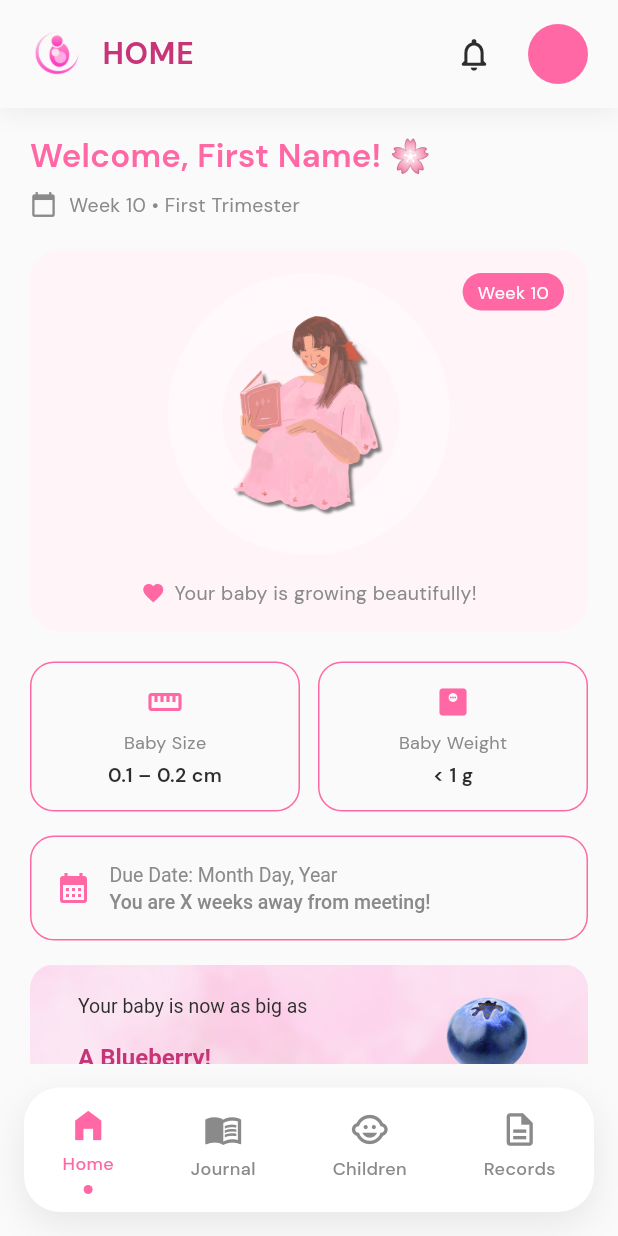
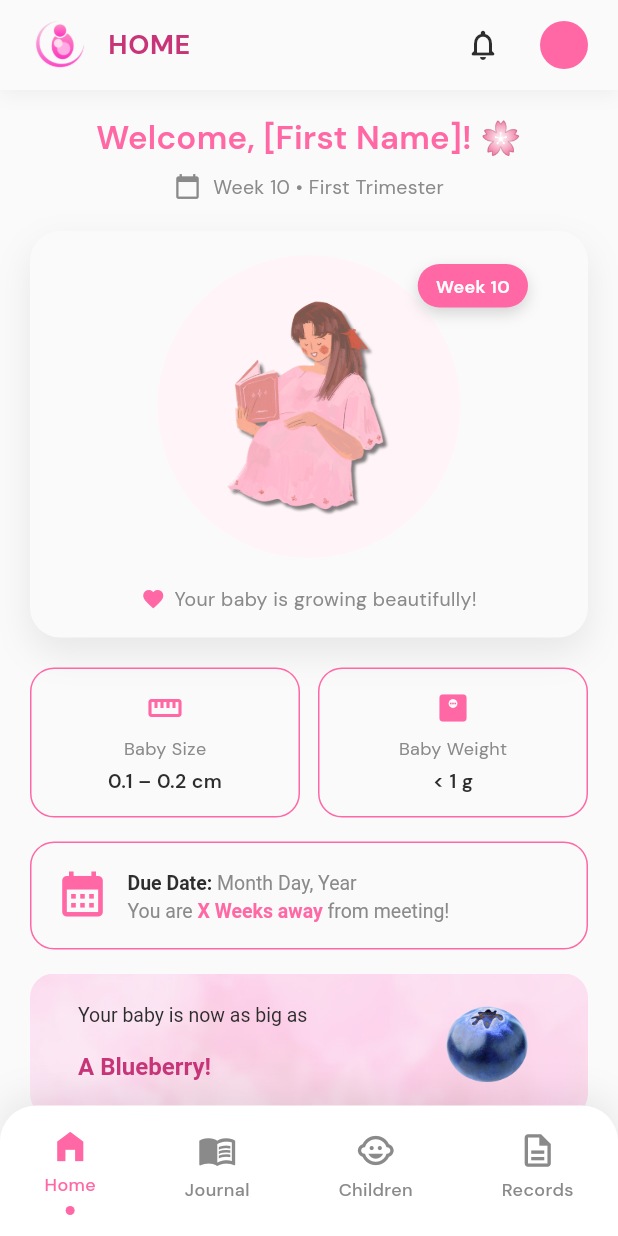
Before and after one commit to ErrolKelvinTolentino/InaAgapayFlutter, a Flutter app: the MotherDashboard screen opened by its route, on a phone screen of 412 x 824 dp. Run offline on Flutter 3.47's test engine with Material 3 defaults, Android fonts, the phone set to English and light mode, and no system bars.

Commit message:
Dashboard UI polishing
- cleaned header nag navbar safezone
- updated widget and cards ui

```diff
--- a/inaagapay_flutter_v1/lib/screens/mother_dashboard.dart
+++ b/inaagapay_flutter_v1/lib/screens/mother_dashboard.dart
@@ -48,8 +48,12 @@ class MotherDashboard extends StatelessWidget {
             crossAxisAlignment: CrossAxisAlignment.start,
             children: [
               // 👋 Welcome
+              Center(
+                child: Column(
+                  children: [
                     const Headline(
-                text: 'Welcome, First Name! 🌸',
+                      text: 'Welcome, [First Name]! 🌸',
+                      textAlign: TextAlign.center,
                     ),
 
                     const SizedBox(height: 8),
@@ -57,6 +61,10 @@ class MotherDashboard extends StatelessWidget {
                     SmallDescription(
                       icon: Icons.calendar_today,
                       text: 'Week $week • $trimester',
+                      textAlign: TextAlign.center,
+                    ),
+                  ],
+                ),
               ),
 
               const SizedBox(height: 20),
@@ -93,9 +101,42 @@ class MotherDashboard extends StatelessWidget {
               // 📅 Due date
               const LongInfoBox(
   icon: Icons.calendar_month,
-                title: 'Due Date: Month Day, Year',
-                subtitle: 'You are X weeks away from meeting!',
+  text: const [
+    TextSpan(
+      text: 'Due Date: ',
+      style: TextStyle(
+        fontWeight: FontWeight.w600,
+        color: AppColors.textPrimary,
       ),
+    ),
+    TextSpan(
+      text: 'Month Day, Year\n',
+      style: TextStyle(
+        color: AppColors.textSecondary,
+      ),
+    ),
+    TextSpan(
+      text: 'You are ',
+      style: TextStyle(
+        color: AppColors.textSecondary,
+      ),
+    ),
+    TextSpan(
+      text: 'X Weeks away',
+      style: TextStyle(
+        fontWeight: FontWeight.w600,
+        color: AppColors.brandPrimary,
+      ),
+    ),
+    TextSpan(
+      text: ' from meeting!',
+      style: TextStyle(
+        color: AppColors.textSecondary,
+      ),
+    ),
+  ],
+),
+
 
               const SizedBox(height: 16),
 
@@ -111,10 +152,25 @@ class MotherDashboard extends StatelessWidget {
               // 🔔 Next check-up
               const LongInfoBox(
   icon: Icons.notifications,
-                title: 'Next Check-up',
-                subtitle: 'Month Day, Year – Day',
   borderColor: AppColors.borderPrimary,
+  iconColor: AppColors.brandPrimary,
+  text: const [
+    TextSpan(
+      text: 'Next Check-up\n',
+      style: TextStyle(
+        fontWeight: FontWeight.w600,
+        color: AppColors.textPrimary,
       ),
+    ),
+    TextSpan(
+      text: 'Month Day, Year – Day',
+      style: TextStyle(
+        color: AppColors.textSecondary,
+      ),
+    ),
+  ],
+),
+
 
               const SizedBox(height: 24),
 
@@ -139,8 +195,7 @@ class MotherDashboard extends StatelessWidget {
                 },
               ),
 
-
-              const SizedBox(height: 40),
+              const SizedBox(height: 10),
             ],
           ),
         ),
--- a/inaagapay_flutter_v1/lib/widgets/headline.dart
+++ b/inaagapay_flutter_v1/lib/widgets/headline.dart
@@ -3,17 +3,19 @@ import '../theme/app_colors.dart';
 
 class Headline extends StatelessWidget {
   final String text;
+  final TextAlign textAlign; // 👈 ADD
 
   const Headline({
     super.key,
     required this.text,
+    this.textAlign = TextAlign.center, // 👈 DEFAULT
   });
 
   @override
   Widget build(BuildContext context) {
     return Text(
       text,
-      textAlign: TextAlign.center,
+      textAlign: textAlign,
       style: const TextStyle(
         fontSize: 22,
         fontWeight: FontWeight.w600,
--- a/inaagapay_flutter_v1/lib/widgets/hero_card.dart
+++ b/inaagapay_flutter_v1/lib/widgets/hero_card.dart
@@ -4,7 +4,7 @@ import '../theme/app_colors.dart';
 class HeroCard extends StatelessWidget {
   final String imagePath;
   final String message;
-  final int? week; // 👈 optional
+  final int? week;
   final bool showWeekBadge;
 
   const HeroCard({
@@ -20,50 +20,66 @@ class HeroCard extends StatelessWidget {
     return Container(
       padding: const EdgeInsets.all(16),
       decoration: BoxDecoration(
-        color: AppColors.bgSecondary,
+        color: AppColors.bgPrimary,
         borderRadius: BorderRadius.circular(20),
+        boxShadow: [
+          BoxShadow(
+            color: Colors.black.withOpacity(0.08), // 👈 soft but visible
+            blurRadius: 20,
+            offset: const Offset(0, 10),
+          ),
+        ],
       ),
       child: Column(
         children: [
           Stack(
-            alignment: Alignment.topRight,
+            clipBehavior: Clip.none, // 👈 allow overlap
             children: [
               Center(
                 child: Container(
-                  padding: const EdgeInsets.all(24),
+                  padding: const EdgeInsets.all(26),
                   decoration: const BoxDecoration(
                     shape: BoxShape.circle,
-                    color: AppColors.faintWhite,
+                    color: AppColors.bgSecondary,
                   ),
-                  child: Image.asset(
-                    imagePath,
-                    height: 140,
-                  ),
+                  child: Image.asset(imagePath, height: 150),
                 ),
               ),
 
               if (showWeekBadge && week != null)
-                Container(
+                Positioned(
+                  top: 6, // 👈 lower
+                  right: 24, // 👈 pushed left, overlaps circle more
+                  child: Container(
                     padding: const EdgeInsets.symmetric(
-                    horizontal: 10,
-                    vertical: 4,
+                      horizontal: 12,
+                      vertical: 6,
                     ),
                     decoration: BoxDecoration(
                       color: AppColors.brandPrimary,
                       borderRadius: BorderRadius.circular(20),
+                      boxShadow: [
+                        BoxShadow(
+                          color: Colors.black.withOpacity(0.15),
+                          blurRadius: 8,
+                          offset: const Offset(0, 4),
+                        ),
+                      ],
                     ),
                     child: Text(
                       'Week $week',
                       style: const TextStyle(
                         fontSize: 12,
+                        fontWeight: FontWeight.w600,
                         color: AppColors.textOnColor,
+                      ),
                     ),
                   ),
                 ),
             ],
           ),
 
-          const SizedBox(height: 16),
+          const SizedBox(height: 18),
 
           Row(
             mainAxisAlignment: MainAxisAlignment.center,
--- a/inaagapay_flutter_v1/lib/widgets/long_info_box.dart
+++ b/inaagapay_flutter_v1/lib/widgets/long_info_box.dart
@@ -3,16 +3,14 @@ import '../theme/app_colors.dart';
 
 class LongInfoBox extends StatelessWidget {
   final IconData icon;
-  final String title;
-  final String subtitle;
+  final List<InlineSpan> text; // 👈 fully dynamic
   final Color? borderColor;
   final Color? iconColor;
 
   const LongInfoBox({
     super.key,
     required this.icon,
-    required this.title,
-    required this.subtitle,
+    required this.text,
     this.borderColor,
     this.iconColor,
   });
@@ -28,29 +26,23 @@ class LongInfoBox extends StatelessWidget {
         ),
       ),
       child: Row(
+        crossAxisAlignment: CrossAxisAlignment.start,
         children: [
           Icon(
             icon,
+            size: 36, // 👈 prototype weight
             color: iconColor ?? AppColors.brandPrimary,
           ),
           const SizedBox(width: 12),
+
           Expanded(
             child: RichText(
               text: TextSpan(
                 style: const TextStyle(
                   fontSize: 13,
-                  height: 1.4,
-                  color: AppColors.textSecondary,
+                  height: 1.45,
                 ),
-                children: [
-                  TextSpan(text: '$title\n'),
-                  TextSpan(
-                    text: subtitle,
-                    style: const TextStyle(
-                      fontWeight: FontWeight.w500,
-                    ),
-                  ),
-                ],
+                children: text,
               ),
             ),
           ),
--- a/inaagapay_flutter_v1/lib/widgets/main_bottom_navigation.dart
+++ b/inaagapay_flutter_v1/lib/widgets/main_bottom_navigation.dart
@@ -13,17 +13,23 @@ class MainBottomNavigation extends StatelessWidget {
 
   @override
   Widget build(BuildContext context) {
-    return Container(
-      margin: const EdgeInsets.all(16),
-      padding: const EdgeInsets.symmetric(vertical: 12),
+    return SafeArea(
+      top: false,
+      child: Container(
+        // ✅ FULL WIDTH, FLUSH TO EDGES
+        width: double.infinity,
+        padding: const EdgeInsets.symmetric(vertical: 14),
         decoration: BoxDecoration(
           color: Colors.white,
-        borderRadius: BorderRadius.circular(24),
+          borderRadius: const BorderRadius.only(
+            topLeft: Radius.circular(24),
+            topRight: Radius.circular(24),
+          ),
           boxShadow: [
             BoxShadow(
               color: Colors.black.withOpacity(0.08),
               blurRadius: 20,
-            offset: const Offset(0, 8),
+              offset: const Offset(0, -6), // 👈 shadow goes UP only
             ),
           ],
         ),
@@ -56,9 +62,11 @@ class MainBottomNavigation extends StatelessWidget {
             ),
           ],
         ),
+      ),
     );
   }
 }
+
 class _NavItem extends StatelessWidget {
   final IconData icon;
   final String label;
--- a/inaagapay_flutter_v1/lib/widgets/main_header.dart
+++ b/inaagapay_flutter_v1/lib/widgets/main_header.dart
@@ -2,16 +2,9 @@ import 'package:flutter/material.dart';
 import '../theme/app_colors.dart';
 
 class MainHeader extends StatelessWidget {
-  /// Page title (e.g. HOME, PROFILE, SETTINGS)
   final String title;
-
-  /// Callback when notification bell is tapped
   final VoidCallback? onNotificationTap;
-
-  /// User avatar image (can be null for placeholder)
   final ImageProvider? avatarImage;
-
-  /// Callback when avatar is tapped
   final VoidCallback? onAvatarTap;
 
   const MainHeader({
@@ -24,16 +17,18 @@ class MainHeader extends StatelessWidget {
 
   @override
   Widget build(BuildContext context) {
-    return Container(
-      height: 72,
+    return SafeArea(
+      bottom: false,
+      child: Container(
+        height: 60, // 👈 shorter like prototype
         padding: const EdgeInsets.symmetric(horizontal: 20),
         decoration: BoxDecoration(
           color: AppColors.bgPrimary,
           boxShadow: [
             BoxShadow(
               color: Colors.black.withOpacity(0.05),
-            blurRadius: 12,
-            offset: const Offset(0, 4),
+              blurRadius: 10,
+              offset: const Offset(0, 3),
             ),
           ],
         ),
@@ -41,8 +36,8 @@ class MainHeader extends StatelessWidget {
           children: [
             // 🔹 Logo
             Image.asset(
-            'assets/images/logo.png', // replace with your logo path
-            height: 36,
+              'assets/images/logo.png',
+              height: 40, // 👈 matches avatar
             ),
 
             const SizedBox(width: 12),
@@ -51,10 +46,10 @@ class MainHeader extends StatelessWidget {
             Text(
               title.toUpperCase(),
               style: const TextStyle(
-              fontSize: 20,
+                fontSize: 18, // 👈 slightly tighter
                 fontWeight: FontWeight.w700,
                 color: AppColors.brandText,
-              letterSpacing: 0.5,
+                letterSpacing: 0.4,
               ),
             ),
 
@@ -62,22 +57,24 @@ class MainHeader extends StatelessWidget {
 
             // 🔔 Notification bell
             IconButton(
+              padding: EdgeInsets.zero,
+              constraints: const BoxConstraints(),
               onPressed: onNotificationTap,
               icon: const Icon(
                 Icons.notifications_none_rounded,
-              size: 26,
+                size: 24,
                 color: AppColors.textPrimary,
               ),
             ),
 
-          const SizedBox(width: 12),
+            const SizedBox(width: 14),
 
-          // 👤 Avatar
+            // 👤 Avatar (same size as logo)
             GestureDetector(
               onTap: onAvatarTap,
               child: Container(
-              width: 40,
-              height: 40,
+                width: 32,
+                height: 32,
                 decoration: BoxDecoration(
                   shape: BoxShape.circle,
                   color: AppColors.brandPrimary,
@@ -92,6 +89,7 @@ class MainHeader extends StatelessWidget {
             ),
           ],
         ),
+      ),
     );
   }
 }
--- a/inaagapay_flutter_v1/lib/widgets/secondary_header.dart
+++ b/inaagapay_flutter_v1/lib/widgets/secondary_header.dart
@@ -8,16 +8,17 @@ class SecondaryHeader extends StatelessWidget {
   const SecondaryHeader({
     super.key,
     required this.title,
-    this.onBack, // 👈 optional
+    this.onBack,
   });
 
   @override
   Widget build(BuildContext context) {
-    return SizedBox(
+    return SafeArea( // ✅ SAME FIX
+      bottom: false,
+      child: SizedBox(
         height: 56,
         child: Row(
           children: [
-          // 👈 Back button ONLY if onBack is provided
             if (onBack != null)
               IconButton(
                 icon: const Icon(Icons.arrow_back_ios_new),
@@ -25,7 +26,7 @@ class SecondaryHeader extends StatelessWidget {
                 onPressed: onBack,
               )
             else
-            const SizedBox(width: 48), // keeps title centered
+              const SizedBox(width: 48),
 
             Expanded(
               child: Text(
@@ -39,9 +40,9 @@ class SecondaryHeader extends StatelessWidget {
               ),
             ),
 
-          // right spacer to balance layout
             const SizedBox(width: 48),
           ],
+        ),
       ),
     );
   }
```
Lines whose indentation alone changed are shown as unchanged.
